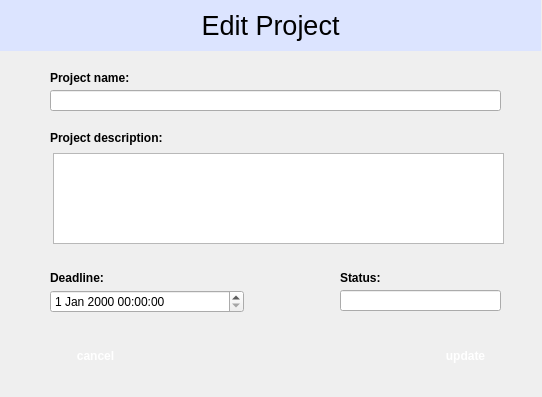
Old version of the form ui/2_Projects/ProjectEditScreen.ui in the repository F1l14/Software-Engineering-2025.
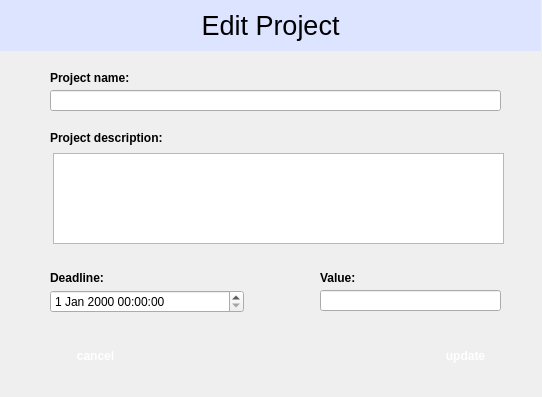
New version of the form.

Commit message: Added value of a project

The edit to the form file:
```diff
--- a/ui/2_Projects/ProjectEditScreen.ui
+++ b/ui/2_Projects/ProjectEditScreen.ui
@@ -192,9 +192,9 @@
   <widget class="QLineEdit" name="statusBox">
    <property name="geometry">
     <rect>
-     <x>340</x>
+     <x>320</x>
      <y>290</y>
-     <width>161</width>
+     <width>181</width>
      <height>21</height>
     </rect>
    </property>
@@ -202,7 +202,7 @@
   <widget class="QLabel" name="label_5">
    <property name="geometry">
     <rect>
-     <x>340</x>
+     <x>320</x>
      <y>270</y>
      <width>121</width>
      <height>16</height>
@@ -214,7 +214,7 @@
     </font>
    </property>
    <property name="text">
-    <string>Status:</string>
+    <string>Value:</string>
    </property>
   </widget>
  </widget>
```
Left out of the diff: 2 changed lines with no effect on the pictures. The commit also changes 9 other files.
